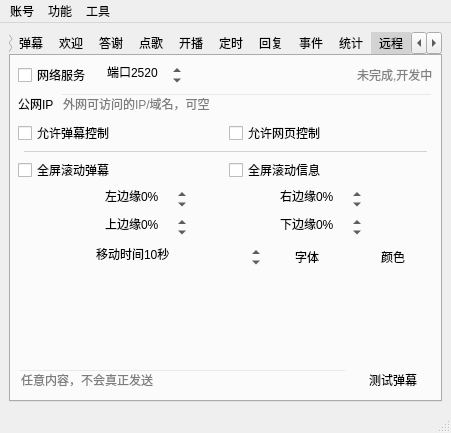
This is mainwindow.ui in iwxyi/Bilibili-MagicalDanmaku as Qt 5 draws it before an edit. The edited form follows.
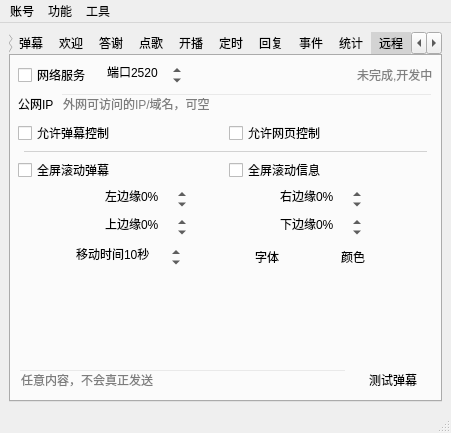
This is the edited form. The open tabs and pages were chosen to show the change. Icons and pictures are not drawn. Custom widgets are drawn as their Qt base class.

Commit message: 添加了个大乱斗接口

The edit to the form file:
```diff
--- a/mainwindow.ui
+++ b/mainwindow.ui
@@ -2505,10 +2505,23 @@
          </layout>
         </item>
         <item>
-         <layout class="QHBoxLayout" name="horizontalLayout_31" stretch="1,0,0,0">
+         <layout class="QHBoxLayout" name="horizontalLayout_31" stretch="0,1,0,0,0,0,0">
           <property name="topMargin">
            <number>0</number>
           </property>
+          <item>
+           <spacer name="horizontalSpacer_28">
+            <property name="orientation">
+             <enum>Qt::Horizontal</enum>
+            </property>
+            <property name="sizeHint" stdset="0">
+             <size>
+              <width>40</width>
+              <height>20</height>
+             </size>
+            </property>
+           </spacer>
+          </item>
           <item>
            <widget class="QSpinBox" name="screenDanmakuSpeedSpin">
             <property name="contextMenuPolicy">
@@ -2559,6 +2572,19 @@
             </property>
            </spacer>
           </item>
+          <item>
+           <spacer name="horizontalSpacer_29">
+            <property name="orientation">
+             <enum>Qt::Horizontal</enum>
+            </property>
+            <property name="sizeHint" stdset="0">
+             <size>
+              <width>40</width>
+              <height>20</height>
+             </size>
+            </property>
+           </spacer>
+          </item>
           <item>
            <widget class="QPushButton" name="screenDanmakuFontButton">
             <property name="text">
@@ -2579,6 +2605,19 @@
             </property>
            </widget>
           </item>
+          <item>
+           <spacer name="horizontalSpacer_30">
+            <property name="orientation">
+             <enum>Qt::Horizontal</enum>
+            </property>
+            <property name="sizeHint" stdset="0">
+             <size>
+              <width>40</width>
+              <height>20</height>
+             </size>
+            </property>
+           </spacer>
+          </item>
          </layout>
         </item>
         <item>
```
Left out of the diff: 8 changed lines with no effect on the pictures. The commit also changes 2 other files.
